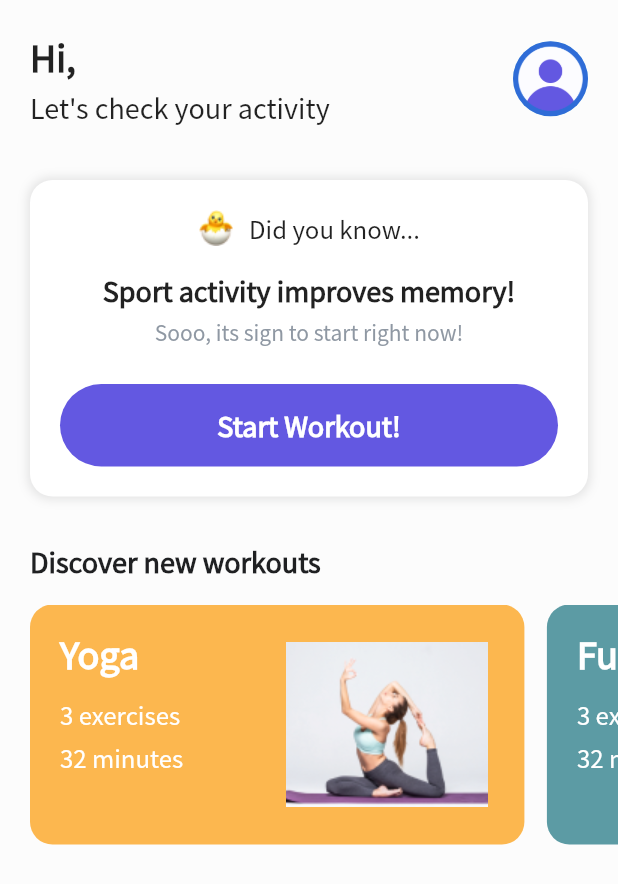
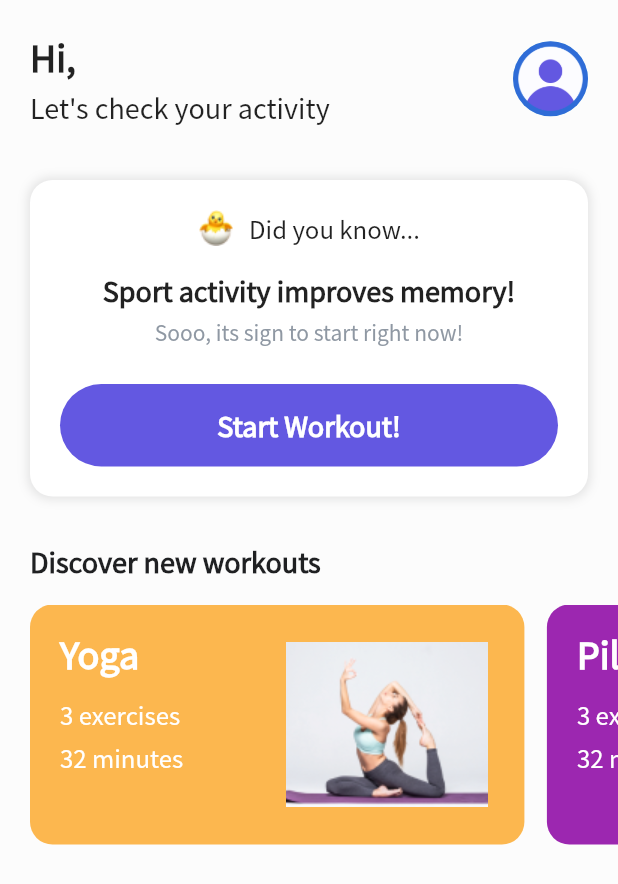
Before and after one commit to luongdthong2889/DoAnFlutter, a Flutter app: the HomePage screen opened directly, on a phone screen of 412 x 824 dp. Shown: the top 884 px of the screen. Run offline on Flutter 3.47's test engine with Material 2 defaults, Android fonts, the light colour scheme and no system bars; our stand-ins replace bloc, chewie, cloud_firestore, dots_indicator, firebase_auth, firebase_core and 13 more; missing offline and left inert: cloud_firestore_web, custom_timer, firebase_auth_web, firebase_core_web, firebase_storage_web, flutter_secure_storage_web and 2 more; accounts and stored records are empty; statements that could not run were skipped.

Commit message:
add 2 slider at home page
add more slider at home page

```diff
--- a/fitness_flutter/lib/core/const/color_constants.dart
+++ b/fitness_flutter/lib/core/const/color_constants.dart
@@ -17,6 +17,8 @@ class ColorConstants {
   static const homeBackgroundColor = Color.fromRGBO(252, 252, 252, 1);
   static const textGrey = Color(0xFF8F98A3);
 
-  static const cardioColor = Color(0xFFFCB74F);
-  static const armsColor = Color(0xFF5C9BA4);
+  static const yogaColor = Color(0xFFFCB74F);
+  static const fullBodyColor = Color(0xFF5C9BA4);
+  static const pilatesColor = Color(0xFF9C27B0);
+  static const stretchingColor = Color(0xFFFF4081);
 }
--- a/fitness_flutter/lib/screens/home/widget/home_content.dart
+++ b/fitness_flutter/lib/screens/home/widget/home_content.dart
@@ -32,8 +32,7 @@ class HomeContent extends StatefulWidget {
 }
 
 class _HomeContentState extends State<HomeContent> {
-
-    @override
+  @override
   void initState() {
     super.initState();
     getData();
@@ -221,14 +220,31 @@ class _HomeContentState extends State<HomeContent> {
             children: [
               const SizedBox(width: 20),
               WorkoutCard(
-                  color: ColorConstants.cardioColor,
-                  workout: DataConstants.workouts[0],
-                  onTap: () => Navigator.of(context).push(MaterialPageRoute(
-                      builder: (_) => WorkoutDetailsPage(
-                          workout: DataConstants.workouts[0])))),
+                color: ColorConstants.yogaColor,
+                workout: DataConstants.workouts[0],
+                onTap: () => Navigator.of(context).push(
+                  MaterialPageRoute(
+                    builder: (_) => WorkoutDetailsPage(
+                      workout: DataConstants.workouts[0],
+                    ),
+                  ),
+                ),
+              ),
               const SizedBox(width: 15),
               WorkoutCard(
-                color: ColorConstants.armsColor,
+                color: ColorConstants.pilatesColor,
+                workout: DataConstants.workouts[1],
+                onTap: () => Navigator.of(context).push(
+                  MaterialPageRoute(
+                    builder: (_) => WorkoutDetailsPage(
+                      workout: DataConstants.workouts[1],
+                    ),
+                  ),
+                ),
+              ),
+              const SizedBox(width: 15),
+              WorkoutCard(
+                color: ColorConstants.fullBodyColor,
                 workout: DataConstants.workouts[2],
                 onTap: () => Navigator.of(context).push(
                   MaterialPageRoute(
@@ -239,6 +255,18 @@ class _HomeContentState extends State<HomeContent> {
                 ),
               ),
               const SizedBox(width: 20),
+              WorkoutCard(
+                color: ColorConstants.stretchingColor,
+                workout: DataConstants.workouts[3],
+                onTap: () => Navigator.of(context).push(
+                  MaterialPageRoute(
+                    builder: (_) => WorkoutDetailsPage(
+                      workout: DataConstants.workouts[3],
+                    ),
+                  ),
+                ),
+              ),
+              const SizedBox(width: 15),
             ],
           ),
         ),
```
